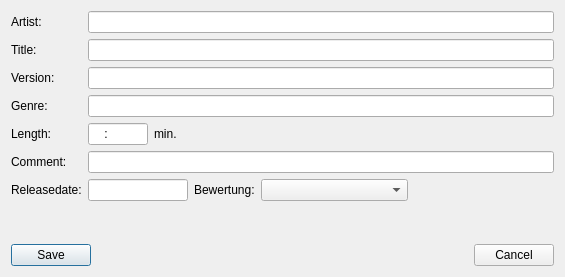
Old version of the form gui/src/searchlists/searchlisttrackdialog.ui in the repository pfedick/winmusik.
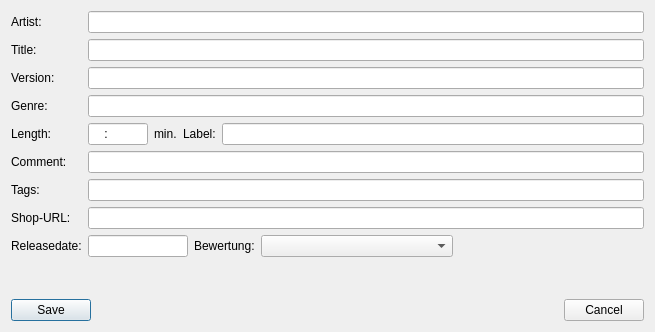
New version of the form. Icons and pictures are not drawn.

Diff of the .ui file:
```diff
--- a/gui/src/searchlists/searchlisttrackdialog.ui
+++ b/gui/src/searchlists/searchlisttrackdialog.ui
@@ -6,8 +6,8 @@
    <rect>
     <x>0</x>
     <y>0</y>
-    <width>565</width>
-    <height>277</height>
+    <width>655</width>
+    <height>332</height>
    </rect>
   </property>
   <property name="windowTitle">
@@ -93,17 +93,14 @@
         </widget>
        </item>
        <item>
-        <spacer name="horizontalSpacer_2">
-         <property name="orientation">
-          <enum>Qt::Horizontal</enum>
+        <widget class="QLabel" name="label_10">
+         <property name="text">
+          <string>Label:</string>
          </property>
-         <property name="sizeHint" stdset="0">
-          <size>
-           <width>40</width>
-           <height>20</height>
-          </size>
-         </property>
-        </spacer>
+        </widget>
+       </item>
+       <item>
+        <widget class="QLineEdit" name="labelEdit"/>
        </item>
       </layout>
      </item>
@@ -117,14 +114,14 @@
      <item row="5" column="1">
       <widget class="QLineEdit" name="commentEdit"/>
      </item>
-     <item row="6" column="0">
+     <item row="8" column="0">
       <widget class="QLabel" name="label_8">
        <property name="text">
         <string>Releasedate:</string>
        </property>
       </widget>
      </item>
-     <item row="6" column="1">
+     <item row="8" column="1">
       <layout class="QHBoxLayout" name="horizontalLayout_3">
        <item>
         <widget class="QLineEdit" name="releaseDateEdit">
@@ -255,6 +252,26 @@
        </item>
       </layout>
      </item>
+     <item row="6" column="0">
+      <widget class="QLabel" name="label_11">
+       <property name="text">
+        <string>Tags:</string>
+       </property>
+      </widget>
+     </item>
+     <item row="6" column="1">
+      <widget class="QLineEdit" name="tagsEdit"/>
+     </item>
+     <item row="7" column="0">
+      <widget class="QLabel" name="label_12">
+       <property name="text">
+        <string>Shop-URL:</string>
+       </property>
+      </widget>
+     </item>
+     <item row="7" column="1">
+      <widget class="QLineEdit" name="shopURLEdit"/>
+     </item>
     </layout>
    </item>
    <item>
```
Left out of the diff: 13 changed lines with no effect on the pictures.
